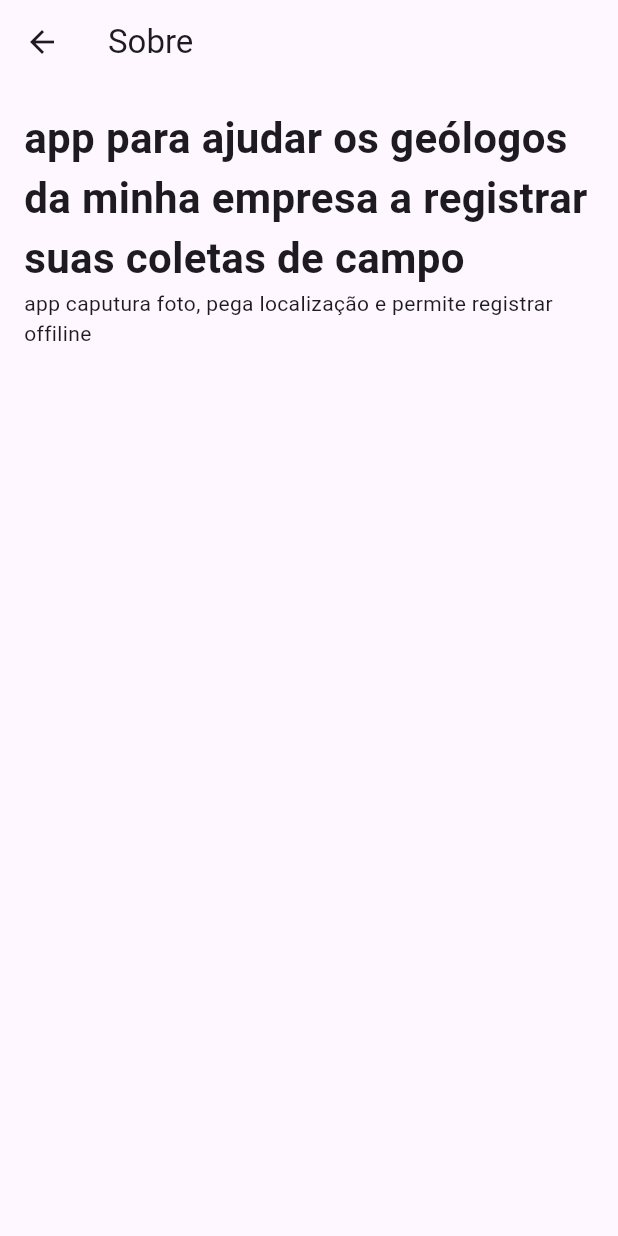
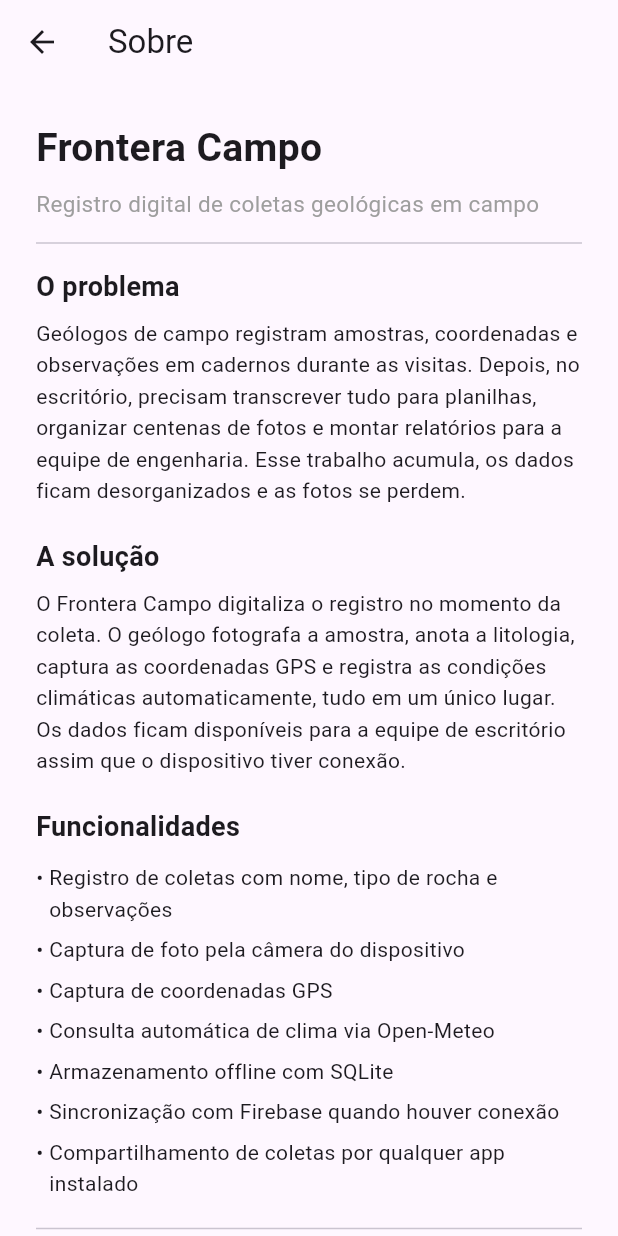
Before and after one commit to LauraRodrigues31/ponderada_4, a Flutter app: the SobreScreen screen opened directly, on a phone screen of 412 x 824 dp. Run offline on Flutter 3.47's test engine with Material 3 defaults, Android fonts, the phone set to English and light mode, and no system bars; our stand-ins replace cloud_firestore, firebase_core, firebase_storage, flutter_local_notifications, geolocator, image_picker and 2 more; accounts and stored records are empty.

Commit message:
erros de digitação na tela sobre

```diff
--- a/lib/screens/sobre_screen.dart
+++ b/lib/screens/sobre_screen.dart
@@ -7,13 +7,75 @@
   Widget build(BuildContext context) {
     return Scaffold(
       appBar: AppBar(title: const Text('Sobre')),
-      body: const Padding(
-        padding: EdgeInsets.all(16),
+      body: SingleChildScrollView(
+        padding: const EdgeInsets.all(24),
         child: Column(
           crossAxisAlignment: CrossAxisAlignment.start,
           children: [
-            Text('app para ajudar os geólogos da minha empresa a registrar suas coletas de campo', style: TextStyle(fontSize: 28, fontWeight: FontWeight.bold)),
-            Text('app caputura foto, pega localização e permite registrar offiline')
+            const Text(
+              'Frontera Campo',
+              style: TextStyle(fontSize: 26, fontWeight: FontWeight.bold),
+            ),
+            const SizedBox(height: 8),
+            const Text(
+              'Registro digital de coletas geológicas em campo',
+              style: TextStyle(fontSize: 15, color: Colors.grey),
+            ),
+            const Divider(height: 32),
+            const Text(
+              'O problema',
+              style: TextStyle(fontSize: 18, fontWeight: FontWeight.w600),
+            ),
+            const SizedBox(height: 8),
+            const Text(
+              'Geólogos de campo registram amostras, coordenadas e observações em cadernos durante as visitas. Depois, no escritório, precisam transcrever tudo para planilhas, organizar centenas de fotos e montar relatórios para a equipe de engenharia. Esse trabalho acumula, os dados ficam desorganizados e as fotos se perdem.',
+              style: TextStyle(height: 1.5),
+            ),
+            const SizedBox(height: 20),
+            const Text(
+              'A solução',
+              style: TextStyle(fontSize: 18, fontWeight: FontWeight.w600),
+            ),
+            const SizedBox(height: 8),
+            const Text(
+              'O Frontera Campo digitaliza o registro no momento da coleta. O geólogo fotografa a amostra, anota a litologia, captura as coordenadas GPS e registra as condições climáticas automaticamente, tudo em um único lugar. Os dados ficam disponíveis para a equipe de escritório assim que o dispositivo tiver conexão.',
+              style: TextStyle(height: 1.5),
+            ),
+            const SizedBox(height: 20),
+            const Text(
+              'Funcionalidades',
+              style: TextStyle(fontSize: 18, fontWeight: FontWeight.w600),
+            ),
+            const SizedBox(height: 8),
+            ...[
+              'Registro de coletas com nome, tipo de rocha e observações',
+              'Captura de foto pela câmera do dispositivo',
+              'Captura de coordenadas GPS',
+              'Consulta automática de clima via Open-Meteo',
+              'Armazenamento offline com SQLite',
+              'Sincronização com Firebase quando houver conexão',
+              'Compartilhamento de coletas por qualquer app instalado',
+            ].map(
+              (item) => Padding(
+                padding: const EdgeInsets.symmetric(vertical: 3),
+                child: Row(
+                  crossAxisAlignment: CrossAxisAlignment.start,
+                  children: [
+                    const Text('• ', style: TextStyle(height: 1.5)),
+                    Expanded(child: Text(item, style: const TextStyle(height: 1.5))),
+                  ],
+                ),
+              ),
+            ),
+            const Divider(height: 32),
+            const Text(
+              'Desenvolvido por Laura Rodrigues',
+              style: TextStyle(color: Colors.grey, fontSize: 13),
+            ),
+            const Text(
+              'Ponderada 4 - Desenvolvimento Mobile',
+              style: TextStyle(color: Colors.grey, fontSize: 13),
+            ),
           ],
         ),
       ),
```
